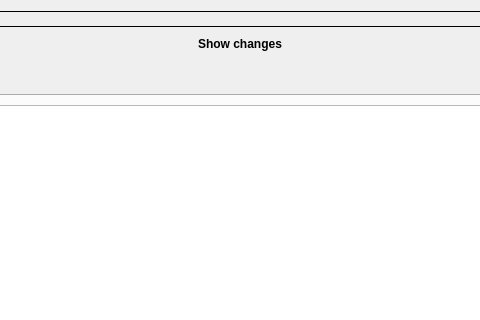
Above: src/pythonGui/karabogui/dialogs/ui/configuration_preview.ui from European-XFEL/Karabo before the change; both pictures show x 167 to 647 and y 0 to 320 of the 850 by 605 pixel window. Below: the same form after it.
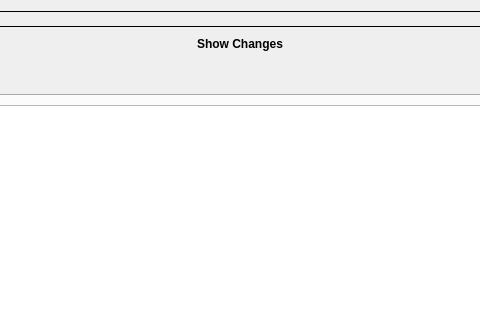
That is the form after the change.

Commit message: fix(GUI): Update the button text in the Configuration Preview dialog

Patch:
```diff
--- a/src/pythonGui/karabogui/dialogs/ui/configuration_preview.ui
+++ b/src/pythonGui/karabogui/dialogs/ui/configuration_preview.ui
@@ -53,7 +53,7 @@
         </font>
        </property>
        <property name="text">
-        <string>Show changes</string>
+        <string>Show Changes</string>
        </property>
        <property name="iconSize">
         <size>
```
